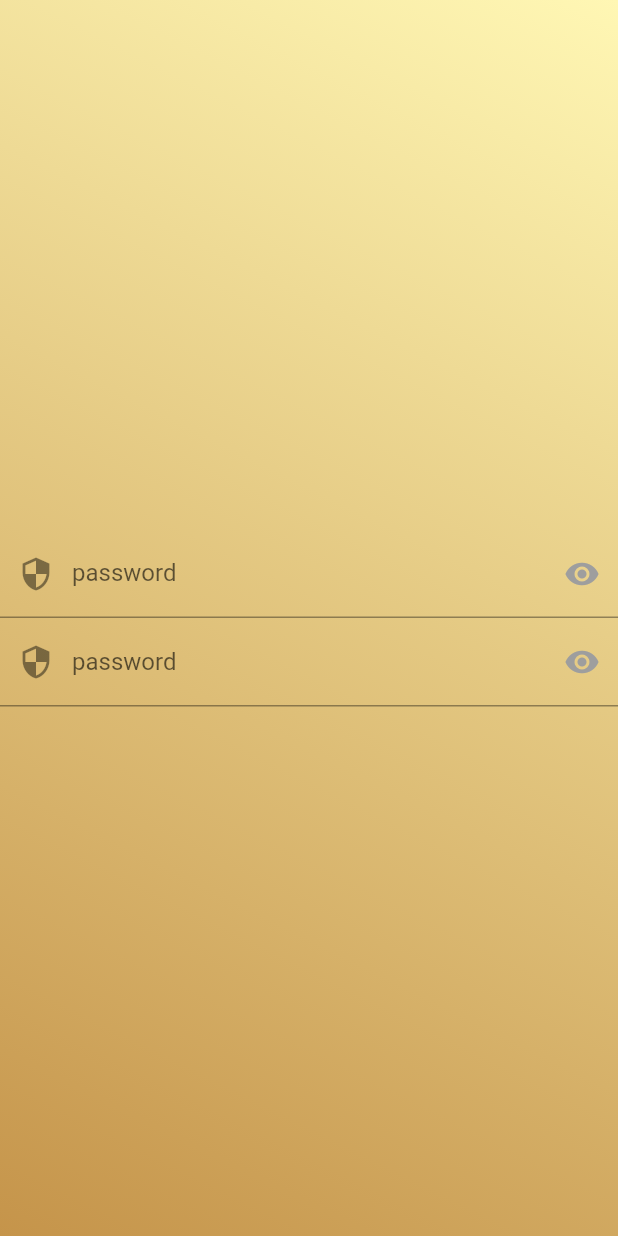
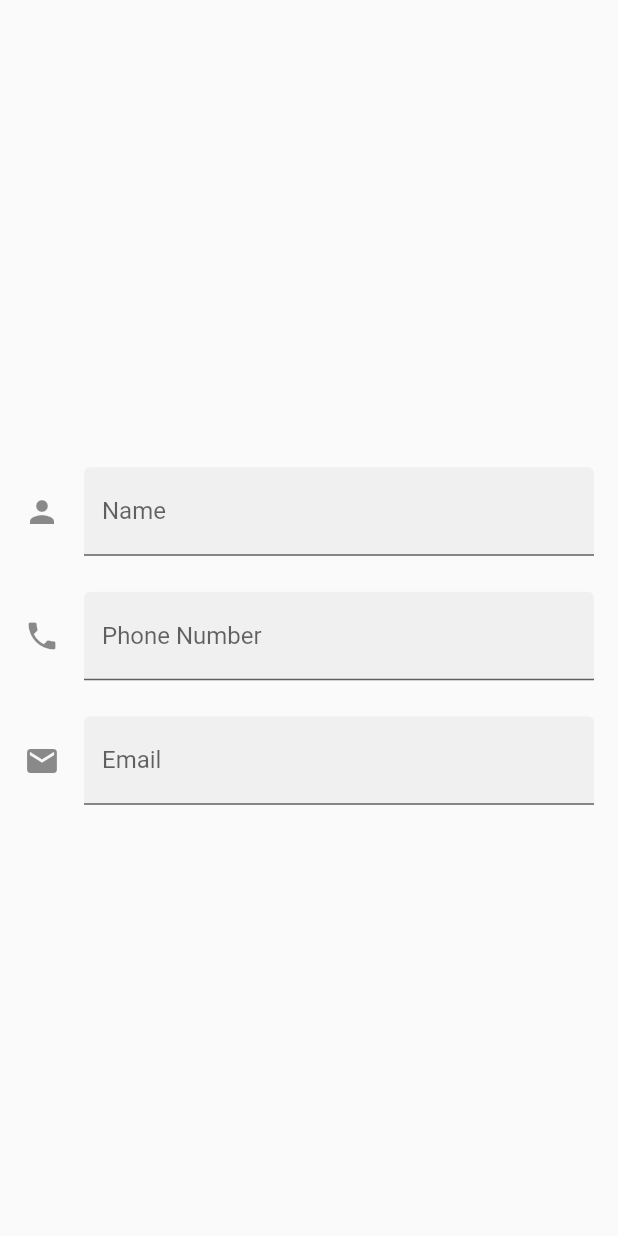
Before and after one commit to elMerra/eventually, a Flutter app: the screen it shows after launch, on a phone screen of 412 x 824 dp. Run offline on Flutter 3.47's test engine with Material 2 defaults, Android fonts, the phone set to English and light mode, and no system bars.

Commit message:
First Widget folder creation

```diff
--- /dev/null
+++ b/lib/Widgets/userNameInput.dart
@@ -0,0 +1,93 @@
+import 'package:flutter/material.dart';
+import 'package:flutter/services.dart';
+
+class UserNameInput extends StatefulWidget {
+  const UserNameInput({Key? key}) : super(key: key);
+
+  @override
+  State<UserNameInput> createState() => _UserNameInputState();
+}
+
+class _UserNameInputState extends State<UserNameInput> {
+  final GlobalKey<FormFieldState<String>> _passwordFieldKey =
+      GlobalKey<FormFieldState<String>>();
+
+  String? _name;
+  String? _phoneNumber;
+  String? _email;
+  String? _password;
+
+  String? _validateName(String? value) {
+    if (value?.isEmpty ?? false) {
+      return 'Name is required.';
+    }
+    final RegExp nameExp = RegExp(r'^[A-Za-z] + $');
+    if (!nameExp.hasMatch(value!)) {
+      return 'Please enter only alphabetical characters.';
+    }
+    return null;
+  }
+
+  @override
+  Widget build(BuildContext context) {
+    return SingleChildScrollView(
+      padding: const EdgeInsets.symmetric(horizontal: 16.0),
+      child: Column(
+        mainAxisAlignment: MainAxisAlignment.spaceEvenly,
+        crossAxisAlignment: CrossAxisAlignment.stretch,
+        children: <Widget>[
+          const SizedBox(height: 24.0),
+          //Name form
+          TextFormField(
+            textCapitalization: TextCapitalization.words,
+            decoration: const InputDecoration(
+              border: UnderlineInputBorder(),
+              filled: true,
+              icon: Icon(Icons.person),
+              hintText: 'What people call you?',
+              labelText: 'Name',
+            ),
+            onSaved: (String? value) {
+              this._name = value;
+              print('name=$_name');
+            },
+            validator: _validateName,
+          ),
+          const SizedBox(height: 24.0),
+          //Phone number form
+          TextFormField(
+            decoration: const InputDecoration(
+                border: UnderlineInputBorder(),
+                filled: true,
+                icon: Icon(Icons.phone),
+                hintText: 'Where can we reach you?',
+                labelText: 'Phone Number'),
+            keyboardType: TextInputType.phone,
+            onSaved: (String? value) {
+              this._phoneNumber = value;
+              print('phoneNumber=$_phoneNumber');
+            },
+            //TextInputFormatters are applied in sequence
+            inputFormatters: <TextInputFormatter>[
+              FilteringTextInputFormatter.digitsOnly
+            ],
+          ),
+          const SizedBox(height: 24.0),
+          //Email form
+          TextFormField(
+              decoration: const InputDecoration(
+                border: UnderlineInputBorder(),
+                filled: true,
+                icon: Icon(Icons.email),
+                hintText: 'Your email adress',
+                labelText: 'Email',
+              ),
+              keyboardType: TextInputType.emailAddress,
+              onSaved: (String? value) {
+                print('email$_email');
+              })
+        ],
+      ),
+    );
+  }
+}
--- a/lib/screens/homescreen.dart
+++ b/lib/screens/homescreen.dart
@@ -6,24 +6,15 @@ class HomeScreen extends StatelessWidget {
   @override
   Widget build(BuildContext context) {
     const TextStyle blackStyle = TextStyle(
-        fontWeight: FontWeight.bold, fontSize: 35, color: Colors.white);
+        fontWeight: FontWeight.bold, fontSize: 35, color: Colors.black);
     const TextStyle bodyStyle =
-        TextStyle(fontWeight: FontWeight.w500, color: Colors.white);
+        TextStyle(fontWeight: FontWeight.w500, color: Colors.black);
     void testFunction() {
       return print('Hello');
     }
 
     return Scaffold(
       body: Container(
-          decoration: const BoxDecoration(
-              gradient: LinearGradient(
-                  begin: Alignment.bottomLeft,
-                  end: Alignment.topRight,
-                  colors: [
-                Color.fromARGB(255, 197, 148, 74),
-                Color.fromARGB(255, 255, 247, 180)
-              ])),
-          child: Container(
         margin: const EdgeInsets.only(left: 20, right: 20),
         child: Column(
           mainAxisAlignment: MainAxisAlignment.end,
@@ -45,20 +36,20 @@ class HomeScreen extends StatelessWidget {
               margin: const EdgeInsets.only(bottom: 40, top: 100),
               decoration: BoxDecoration(
                 borderRadius: BorderRadius.circular(100),
-                    color: Colors.white30,
+                color: Colors.black38,
               ),
               child: IconButton(
                 iconSize: 45,
                 onPressed: testFunction,
                 icon: const Icon(Icons.arrow_right_alt_rounded),
-                    color: Colors.white,
+                color: Colors.black,
                 padding: const EdgeInsets.only(
                     left: 35, right: 35, top: 5, bottom: 5),
               ),
             ),
           ],
         ),
-          )),
+      ),
     );
   }
 }
--- a/lib/screens/loginscreen.dart
+++ b/lib/screens/loginscreen.dart
@@ -1,72 +1,11 @@
 import 'package:flutter/material.dart';
+import 'package:pandiller_alpha/Widgets/userNameInput.dart';
 
-class LoginScreen extends StatefulWidget {
+class LoginScreen extends StatelessWidget {
   const LoginScreen({Key? key}) : super(key: key);
 
   @override
-  State<LoginScreen> createState() => _LoginScreenState();
-}
-
-class _LoginScreenState extends State<LoginScreen> {
-  bool _showPassword = false;
-  // ignore: annotate_overrides
   Widget build(BuildContext context) {
-    return Scaffold(
-      body: Container(
-        decoration: const BoxDecoration(
-          gradient: LinearGradient(
-            begin: Alignment.bottomLeft,
-            end: Alignment.topRight,
-            colors: [
-              Color.fromARGB(255, 197, 148, 74),
-              Color.fromARGB(255, 255, 247, 180)
-            ],
-          ),
-        ),
-        // ignore: avoid_unnecessary_containers
-        child: Container(
-          child: Column(
-            mainAxisAlignment: MainAxisAlignment.center,
-            crossAxisAlignment: CrossAxisAlignment.center,
-            children: [
-              TextField(
-                // ignore: unnecessary_this
-                obscureText: !this._showPassword,
-                decoration: InputDecoration(
-                  labelText: 'password',
-                  prefixIcon: const Icon(Icons.security),
-                  suffixIcon: IconButton(
-                    icon: Icon(
-                      Icons.remove_red_eye,
-                      color: this._showPassword ? Colors.blue : Colors.grey,
-                    ),
-                    onPressed: () {
-                      setState(() => this._showPassword = !this._showPassword);
-                    },
-                  ),
-                ),
-              ),
-              TextField(
-                // ignore: unnecessary_this
-                obscureText: !this._showPassword,
-                decoration: InputDecoration(
-                  labelText: 'password',
-                  prefixIcon: const Icon(Icons.security),
-                  suffixIcon: IconButton(
-                    icon: Icon(
-                      Icons.remove_red_eye,
-                      color: this._showPassword ? Colors.blue : Colors.grey,
-                    ),
-                    onPressed: () {
-                      setState(() => this._showPassword = !this._showPassword);
-                    },
-                  ),
-                ),
-              )
-            ],
-          ),
-        ),
-      ),
-    );
+    return Scaffold(body: Center(child: UserNameInput()));
   }
 }
```
Lines whose indentation alone changed are shown as unchanged.
